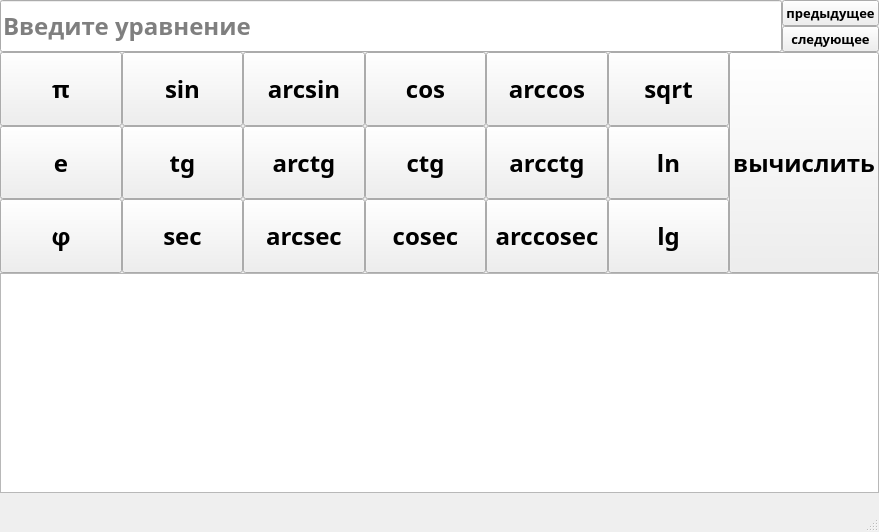
This is src/frontend/pyqt/knopky.ui in A-Lisaa/quadratic_equation_solver as Qt 5 draws it before an edit. The edited form follows.
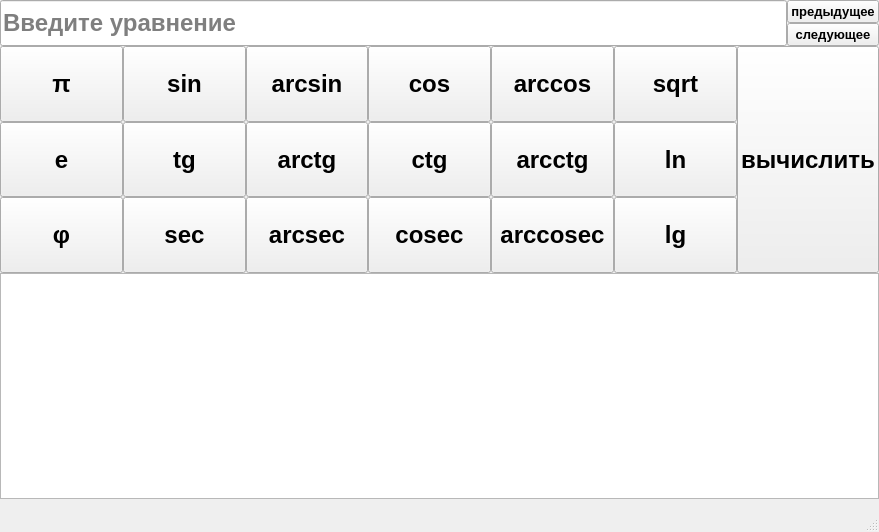
This is the edited form.

```diff
--- a/src/frontend/pyqt/knopky.ui
+++ b/src/frontend/pyqt/knopky.ui
@@ -12,7 +12,6 @@
   </property>
   <property name="font">
    <font>
-    <family>MS Reference Sans Serif</family>
     <pointsize>18</pointsize>
     <weight>75</weight>
     <italic>false</italic>
```
Left out of the diff: 6 changed lines with no effect on the pictures.
